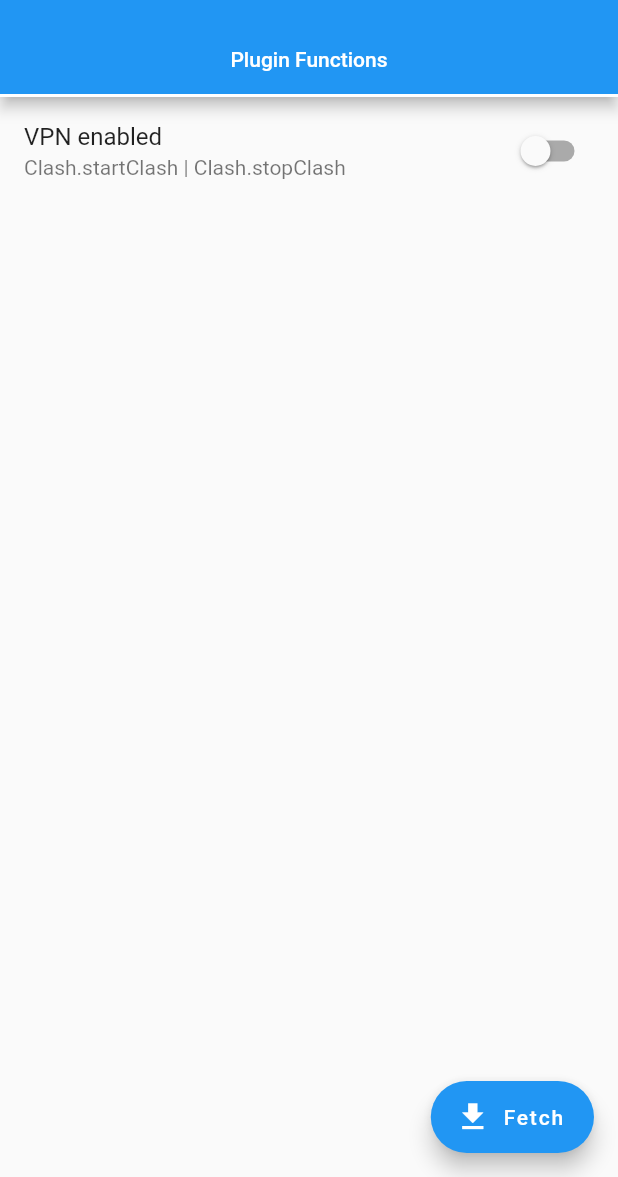
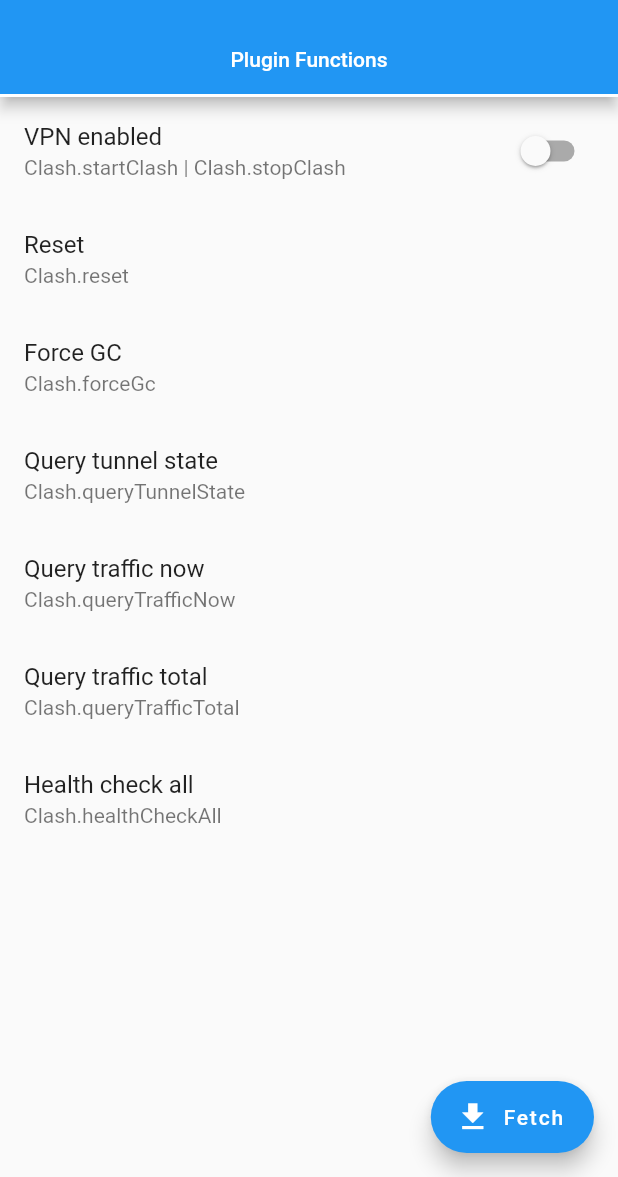
Before and after one commit to LondonX/clash_flt, a Flutter app: the screen it shows after launch, on a phone screen of 412 x 824 dp, the part 59-1236 px from its top. Run offline on Flutter 3.47's test engine with Material 2 defaults, Android fonts, the phone set to English and light mode, and no system bars.

```diff
--- a/example/lib/plugin_example.dart
+++ b/example/lib/plugin_example.dart
@@ -47,6 +47,7 @@ class _PluginExampleState extends State<PluginExample>
     setState(() {
       _fetchStatus = null;
     });
+    await _clash.load(file: File(profilesDir.path));
     final groupNames = await _clash.queryGroupNames();
     setState(() {
       _groupNames
--- a/example/lib/plugin_functions_view.dart
+++ b/example/lib/plugin_functions_view.dart
@@ -1,5 +1,6 @@
 import 'package:clash_flt/clash_flt.dart';
 import 'package:clash_flt/clash_state.dart';
+import 'package:clash_flt/entity/tunnel_state.dart';
 import 'package:flutter/material.dart';
 
 class PluginFunctionsView extends StatefulWidget {
@@ -11,12 +12,9 @@ class PluginFunctionsView extends StatefulWidget {
 
 class _PluginFunctionsViewState extends State<PluginFunctionsView> {
   final _clash = ClashFlt.instance;
-
-  @override
-  void initState() {
-    // TODO: implement initState
-    super.initState();
-  }
+  TunnelState? _tunnelState;
+  int? _trafficNow;
+  int? _trafficTotal;
 
   @override
   Widget build(BuildContext context) {
@@ -41,6 +39,57 @@ class _PluginFunctionsViewState extends State<PluginFunctionsView> {
             );
           },
         ),
+        ListTile(
+          title: const Text("Reset"),
+          subtitle: const Text("Clash.reset"),
+          onTap: _clash.reset,
+        ),
+        ListTile(
+          title: const Text("Force GC"),
+          subtitle: const Text("Clash.forceGc"),
+          onTap: _clash.forceGc,
+        ),
+        ListTile(
+          title: const Text("Query tunnel state"),
+          subtitle: _tunnelState == null
+              ? const Text("Clash.queryTunnelState")
+              : Text(_tunnelState!.mode.name),
+          onTap: () async {
+            final result = await _clash.queryTunnelState();
+            setState(() {
+              _tunnelState = result;
+            });
+          },
+        ),
+        ListTile(
+          title: const Text("Query traffic now"),
+          subtitle: _trafficNow == null
+              ? const Text("Clash.queryTrafficNow")
+              : Text(_trafficNow.toString()),
+          onTap: () async {
+            final result = await _clash.queryTrafficNow();
+            setState(() {
+              _trafficNow = result;
+            });
+          },
+        ),
+        ListTile(
+          title: const Text("Query traffic total"),
+          subtitle: _trafficTotal == null
+              ? const Text("Clash.queryTrafficTotal")
+              : Text(_trafficTotal.toString()),
+          onTap: () async {
+            final result = await _clash.queryTrafficTotal();
+            setState(() {
+              _trafficTotal = result;
+            });
+          },
+        ),
+        ListTile(
+          title: const Text("Health check all"),
+          subtitle: const Text("Clash.healthCheckAll"),
+          onTap: _clash.healthCheckAll,
+        ),
       ],
     );
   }
--- a/example/lib/proxy_view.dart
+++ b/example/lib/proxy_view.dart
@@ -17,13 +17,13 @@ class ProxyView extends StatelessWidget {
     final textTheme = Theme.of(context).textTheme;
     final isTimeout = proxy.delay >= 0xFFFF;
     return Card(
-      margin: const EdgeInsets.symmetric(horizontal: 16, vertical: 8),
+      margin: const EdgeInsets.symmetric(horizontal: 8, vertical: 4),
       child: InkWell(
         onTap: () {
           onTap!(proxy);
         },
         child: Padding(
-          padding: const EdgeInsets.all(16),
+          padding: const EdgeInsets.all(8),
           child: Row(
             children: [
               Expanded(
--- a/lib/clash_flt.dart
+++ b/lib/clash_flt.dart
@@ -2,6 +2,7 @@ import 'dart:io';
 
 import 'package:clash_flt/clash_state.dart';
 import 'package:clash_flt/entity/proxy.dart';
+import 'package:flutter/material.dart';
 import "package:flutter/services.dart";
 
 import 'entity/fetch_status.dart';
@@ -12,7 +13,7 @@ import 'entity/tunnel_state.dart';
 
 class ClashFlt {
   static ClashFlt? _instance;
-  static ClashFlt get instance => _instance ?? ClashFlt._();
+  static ClashFlt get instance => _instance ??= ClashFlt._();
   ClashFlt._() {
     _channel.setMethodCallHandler(_onMethodCall);
     _syncState();
@@ -49,6 +50,7 @@ class ClashFlt {
 
   Future<void> reset() async {
     await _channel.invokeMethod("reset");
+    state.selectedProxy.value = null;
   }
 
   Future<void> forceGc() async {
@@ -131,6 +133,7 @@ class ClashFlt {
   }) async {
     const callbackKey = "fetchAndValid#reportStatus";
     _callbackPool[callbackKey] = reportStatus;
+    try {
       await _channel.invokeMethod(
         "fetchAndValid",
         {
@@ -140,6 +143,9 @@ class ClashFlt {
           "callbackKey": callbackKey,
         },
       );
+    } catch (e, stack) {
+      debugPrintStack(stackTrace: stack);
+    }
   }
 
   Future<void> load({required File file}) async {
--- a/lib/clash_state.dart
+++ b/lib/clash_state.dart
@@ -3,7 +3,7 @@ import 'package:flutter/material.dart';
 import 'entity/proxy.dart';
 
 class ClashState {
-  final isRunning = ValueNotifier<Toggle>(Toggle.disabling);
+  final isRunning = ValueNotifier<Toggle>(Toggle.enabling);
   final selectedProxy = ValueNotifier<Proxy?>(null);
 }
 
```
Also changed, not shown: example/lib/named_proxy_group_view.dart (+4 -3 lines), lib/entity/proxy.dart (+1 -19 lines). Lines whose indentation alone changed are shown as unchanged.
